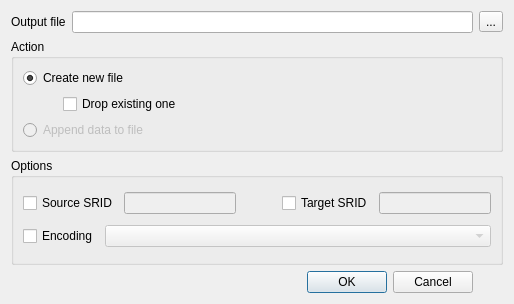
First picture: the form in python/plugins/db_manager/ui/DlgExportVector.ui, repository qgis/QGIS, before the edit.
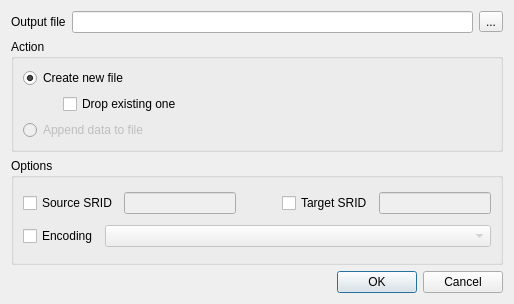
Second picture: the form after the edit.

Commit message: [dbmanager] small fix for import/export layer UI

Patch:
```diff
--- a/python/plugins/db_manager/ui/DlgExportVector.ui
+++ b/python/plugins/db_manager/ui/DlgExportVector.ui
@@ -186,7 +186,7 @@
      </layout>
     </widget>
    </item>
-   <item row="3" column="0" colspan="2">
+   <item row="3" column="0" colspan="3">
     <widget class="QDialogButtonBox" name="buttonBox">
      <property name="orientation">
       <enum>Qt::Horizontal</enum>
```
The commit also changes 1 other file.
